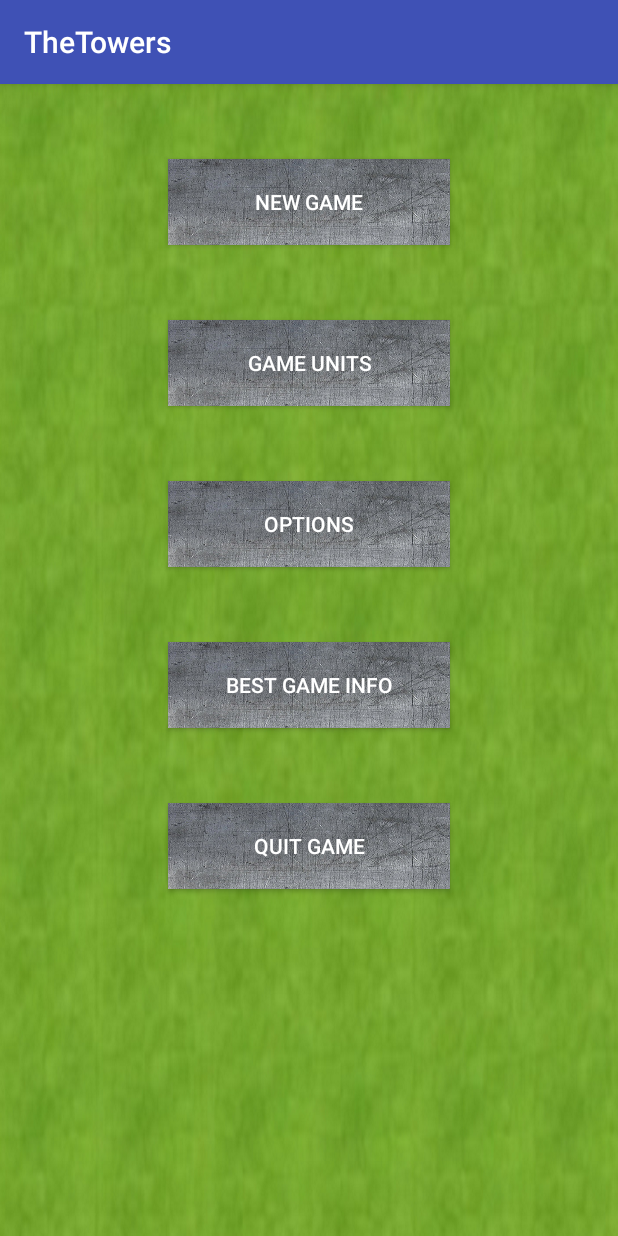
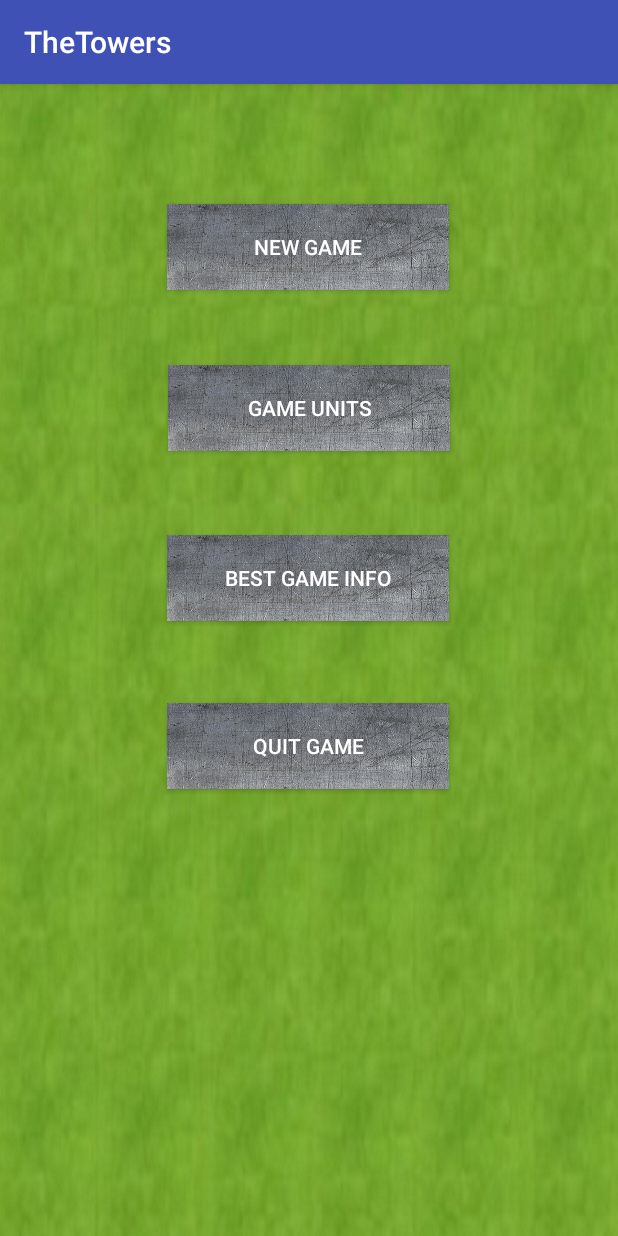
Before and after one commit to KNE0035/TheTowers, an Android app: the screen it shows after launch (GameMenuActivity), on a phone screen of 412 x 824 dp. Run offline under Robolectric (Android 15) with nearby library versions, the phone set to English and light mode, and no system bars.

Commit message:
Finall changes (added song to the game - devil song)

```diff
--- a/app/src/main/java/com/marek/thetowers/GameViewActivity.java
+++ b/app/src/main/java/com/marek/thetowers/GameViewActivity.java
@@ -3,6 +3,7 @@ package com.marek.thetowers;
 import android.content.Context;
 import android.content.SharedPreferences;
 import android.graphics.PointF;
+import android.media.MediaPlayer;
 import android.preference.PreferenceManager;
 import android.support.constraint.ConstraintLayout;
 import android.support.v7.app.AppCompatActivity;
@@ -32,6 +33,7 @@ import static android.preference.PreferenceManager.getDefaultSharedPreferences;
 
 public class GameViewActivity extends AppCompatActivity {
 
+    private MediaPlayer mySong;
     private GameView gameView;
 
     public TextView moneyText = null;
@@ -55,10 +57,11 @@ public class GameViewActivity extends AppCompatActivity {
         gameView = (GameView) findViewById(R.id.gameView);
         gameView.setGameViewActivity(this);
         gameActivityLayout = (ConstraintLayout) findViewById(R.id.gameActivity);
-
+        mySong = MediaPlayer.create(GameViewActivity.this, R.raw.nyan_cat);
+        mySong.start();
 
         LayoutInflater inflater = (LayoutInflater) getSystemService(LAYOUT_INFLATER_SERVICE);
-        View customView = inflater.inflate(R.layout.end_game_pop_up,null);
+        View customView = inflater.inflate(R.layout.end_game_pop_up, null);
         gameEndPopUp = new PopupWindow(
                 customView,
                 600,
@@ -72,7 +75,7 @@ public class GameViewActivity extends AppCompatActivity {
                 SharedPreferences prefs = PreferenceManager.getDefaultSharedPreferences(getApplicationContext());
                 int highScore = Integer.parseInt(getResources().getString(R.string.high_score));
 
-                if(highScore < gameView.getModel().getPlayer().getScore()){
+                if (highScore < gameView.getModel().getPlayer().getScore()) {
                     SharedPreferences.Editor editor = prefs.edit();
                     editor.putInt(getString(R.string.high_score), gameView.getModel().getPlayer().getScore());
                     editor.commit();
@@ -84,13 +87,12 @@ public class GameViewActivity extends AppCompatActivity {
         });
 
         endGameText = (TextView) customView.findViewById(R.id.endGameText);
-
     }
 
-    public void handleUnitButtons(View v){
+    public void handleUnitButtons(View v) {
         Unit unit = null;
         String unitMessage = "";
-        switch (v.getId()){
+        switch (v.getId()) {
             case R.id.tankButton:
                 unit = new Tank(new PointF(GameUtil.dip2px(15), 0), gameView.getModel().getPlayerPath(), 0, false, gameView.getModel().getActiveObjects());
                 unitMessage = "Tank pushed";
@@ -109,22 +111,22 @@ public class GameViewActivity extends AppCompatActivity {
                 break;
         }
 
-        if(!checkPlayerMoney(unit, v)){
+        if (!checkPlayerMoney(unit, v)) {
             infoText.setText("Not enugh money");
             return;
         }
 
         if (gameView.getModel().getPlayerUnitGenerator().isReady()) {
-            pushPlayerUnit((Unit)unit);
+            pushPlayerUnit((Unit) unit);
             infoText.setText(unitMessage);
         }
     }
 
-    public void handleTowerButtons(View v){
-        PointF zeroPoint = new PointF(0,0);
+    public void handleTowerButtons(View v) {
+        PointF zeroPoint = new PointF(0, 0);
         DefenseTower tower = null;
         String towerMessage = "";
-        switch (v.getId()){
+        switch (v.getId()) {
             case R.id.cannonButton:
                 tower = new Cannon(zeroPoint, zeroPoint, 0, null, GameThread.WINDOW_GAP_MILLIS, null, false);
                 towerMessage = "Cannon selected";
@@ -134,16 +136,16 @@ public class GameViewActivity extends AppCompatActivity {
                 towerMessage = "Machine gun selected";
                 break;
             case R.id.missileTowerButton:
-                tower = new MissileTower(zeroPoint, zeroPoint, 0, null, GameThread.WINDOW_GAP_MILLIS,null, false);
+                tower = new MissileTower(zeroPoint, zeroPoint, 0, null, GameThread.WINDOW_GAP_MILLIS, null, false);
                 towerMessage = "Missile tower selected";
                 break;
             case R.id.photonCannonButton:
-                tower = new PhotonCannon(zeroPoint, zeroPoint, 0, null, GameThread.WINDOW_GAP_MILLIS,null, false);
+                tower = new PhotonCannon(zeroPoint, zeroPoint, 0, null, GameThread.WINDOW_GAP_MILLIS, null, false);
                 towerMessage = "Photon cannon selected";
                 break;
         }
 
-        if(!checkPlayerMoney(tower, v)){
+        if (!checkPlayerMoney(tower, v)) {
             infoText.setText("Not enugh money");
             return;
         }
@@ -152,7 +154,7 @@ public class GameViewActivity extends AppCompatActivity {
         infoText.setText(towerMessage);
     }
 
-    private boolean checkPlayerMoney(Purchasable purchasable, View v){
+    private boolean checkPlayerMoney(Purchasable purchasable, View v) {
         return gameView.getModel().getPlayer().getCash() >= purchasable.getPrice();
     }
 
@@ -162,8 +164,14 @@ public class GameViewActivity extends AppCompatActivity {
     }
 
     public void endGame(String endGameText) {
-        gameEndPopUp.showAtLocation(gameActivityLayout, Gravity.NO_GRAVITY, getWindow().getDecorView().getWidth() / 2 - 350,getWindow().getDecorView().getHeight() / 2 - 100);
+        gameEndPopUp.showAtLocation(gameActivityLayout, Gravity.NO_GRAVITY, getWindow().getDecorView().getWidth() / 2 - 350, getWindow().getDecorView().getHeight() / 2 - 100);
         this.endGameText.setText(endGameText);
         gameView.getGameThread().setRunning(false);
     }
+
+    @Override
+    protected void onPause() {
+        super.onPause();
+        mySong.stop();
+    }
 }
--- a/app/src/main/res/layout/activity_game_menu.xml
+++ b/app/src/main/res/layout/activity_game_menu.xml
@@ -14,13 +14,14 @@
         android:layout_height="57dp"
         android:layout_marginLeft="8dp"
         android:layout_marginRight="8dp"
-        android:layout_marginTop="50dp"
+        android:layout_marginTop="80dp"
         android:background="@drawable/user_overlay"
         android:text="New game"
         android:textColor="@android:color/background_light"
+        app:layout_constraintHorizontal_bias="0.497"
         app:layout_constraintLeft_toLeftOf="parent"
+
         app:layout_constraintRight_toRightOf="parent"
-
         app:layout_constraintTop_toTopOf="parent" />
 
     <Button
@@ -44,45 +45,31 @@
         android:layout_height="57dp"
         android:layout_marginLeft="8dp"
         android:layout_marginRight="8dp"
+        android:layout_marginTop="56dp"
+        android:background="@drawable/user_overlay"
         android:text="Best game info"
+        android:textColor="@android:color/background_light"
+        app:layout_constraintHorizontal_bias="0.497"
         app:layout_constraintLeft_toLeftOf="parent"
         app:layout_constraintRight_toRightOf="parent"
-        android:textColor="@android:color/background_light"
-        android:layout_marginTop="50dp"
-        app:layout_constraintTop_toBottomOf="@+id/optionsButton"
-        android:background="@drawable/user_overlay"/>
-
-    <Button
-        android:id="@+id/optionsButton"
-        android:layout_width="188dp"
-        android:layout_height="57dp"
-        android:layout_marginLeft="8dp"
-        android:layout_marginRight="8dp"
-        android:text="Options"
-        app:layout_constraintLeft_toLeftOf="parent"
-        app:layout_constraintRight_toRightOf="parent"
-        android:layout_marginTop="50dp"
-        app:layout_constraintTop_toBottomOf="@+id/gameUnitsButton"
-        android:background="@drawable/user_overlay"
-        android:textColor="@android:color/background_light"
-        />
+        app:layout_constraintTop_toBottomOf="@+id/gameUnitsButton" />
 
     <Button
         android:id="@+id/quitButton"
         android:layout_width="188dp"
         android:layout_height="57dp"
+        android:layout_marginBottom="8dp"
         android:layout_marginLeft="8dp"
         android:layout_marginRight="8dp"
+        android:layout_marginTop="50dp"
+        android:background="@drawable/user_overlay"
         android:text="Quit game"
+        android:textColor="@android:color/background_light"
+        app:layout_constraintBottom_toBottomOf="parent"
+        app:layout_constraintHorizontal_bias="0.497"
         app:layout_constraintLeft_toLeftOf="parent"
         app:layout_constraintRight_toRightOf="parent"
-        android:background="@drawable/user_overlay"
-        android:layout_marginTop="50dp"
         app:layout_constraintTop_toBottomOf="@+id/bestGameButton"
-        app:layout_constraintBottom_toBottomOf="parent"
-        android:layout_marginBottom="8dp"
-        app:layout_constraintVertical_bias="0.0"
-        android:textColor="@android:color/background_light"
-        />
+        app:layout_constraintVertical_bias="0.015" />
 
 </android.support.constraint.ConstraintLayout>
```
Also changed, not shown: 1 other file.
